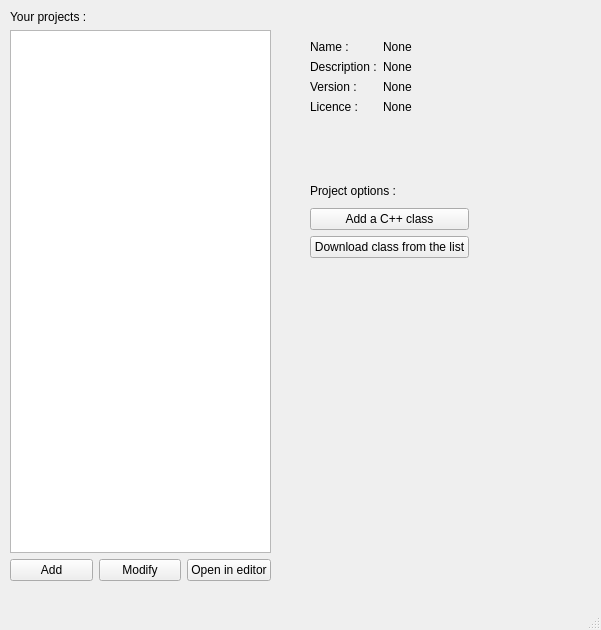
The window that mkpj-qt/mainwindow.ui (BaptisteP31/mkpj-qt) describes before a commit, drawn with Qt 5.
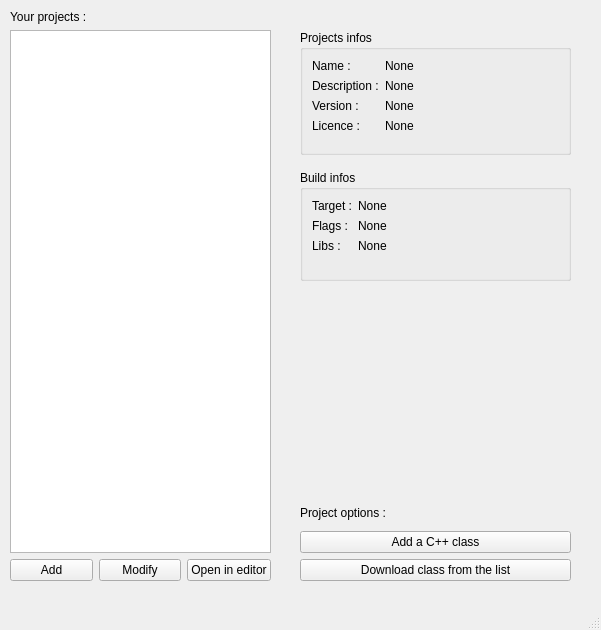
The same window after the commit.

Commit message: Adds makefile info labels

What changed in the file:
```diff
--- a/mkpj-qt/mainwindow.ui
+++ b/mkpj-qt/mainwindow.ui
@@ -14,74 +14,6 @@
    <string>MainWindow</string>
   </property>
   <widget class="QWidget" name="centralwidget">
-   <widget class="QWidget" name="formLayoutWidget">
-    <property name="geometry">
-     <rect>
-      <x>310</x>
-      <y>40</y>
-      <width>160</width>
-      <height>106</height>
-     </rect>
-    </property>
-    <layout class="QFormLayout" name="formLayout">
-     <item row="1" column="0">
-      <widget class="QLabel" name="descLabel">
-       <property name="text">
-        <string>Description :</string>
-       </property>
-      </widget>
-     </item>
-     <item row="1" column="1">
-      <widget class="QLabel" name="descLabelFill">
-       <property name="text">
-        <string>None</string>
-       </property>
-      </widget>
-     </item>
-     <item row="0" column="0">
-      <widget class="QLabel" name="label_2">
-       <property name="text">
-        <string>Name :</string>
-       </property>
-      </widget>
-     </item>
-     <item row="0" column="1">
-      <widget class="QLabel" name="nameLabelFill">
-       <property name="text">
-        <string>None</string>
-       </property>
-      </widget>
-     </item>
-     <item row="2" column="0">
-      <widget class="QLabel" name="label_6">
-       <property name="text">
-        <string>Version :</string>
-       </property>
-      </widget>
-     </item>
-     <item row="2" column="1">
-      <widget class="QLabel" name="versionLabelFill">
-       <property name="text">
-        <string>None</string>
-       </property>
-      </widget>
-     </item>
-     <item row="3" column="0">
-      <widget class="QLabel" name="licenceLabel">
-       <property name="text">
-        <string>Licence :</string>
-       </property>
-      </widget>
-     </item>
-     <item row="3" column="1">
-      <widget class="QLabel" name="licenceLabelFill">
-       <property name="text">
-        <string>None</string>
-       </property>
-      </widget>
-     </item>
-    </layout>
-   </widget>
    <widget class="QWidget" name="verticalLayoutWidget">
     <property name="geometry">
      <rect>
@@ -135,10 +67,10 @@
    <widget class="QWidget" name="verticalLayoutWidget_2">
     <property name="geometry">
      <rect>
-      <x>310</x>
-      <y>180</y>
-      <width>159</width>
-      <height>78</height>
+      <x>300</x>
+      <y>500</y>
+      <width>271</width>
+      <height>81</height>
      </rect>
     </property>
     <layout class="QVBoxLayout" name="verticalLayout_2">
@@ -165,6 +97,134 @@
      </item>
     </layout>
    </widget>
+   <widget class="QGroupBox" name="projectInfosBox">
+    <property name="geometry">
+     <rect>
+      <x>300</x>
+      <y>30</y>
+      <width>271</width>
+      <height>125</height>
+     </rect>
+    </property>
+    <property name="title">
+     <string>Projects infos</string>
+    </property>
+    <layout class="QFormLayout" name="formLayout_3">
+     <item row="0" column="0">
+      <widget class="QLabel" name="label_2">
+       <property name="text">
+        <string>Name :</string>
+       </property>
+      </widget>
+     </item>
+     <item row="0" column="1">
+      <widget class="QLabel" name="nameLabelFill">
+       <property name="text">
+        <string>None</string>
+       </property>
+      </widget>
+     </item>
+     <item row="1" column="0">
+      <widget class="QLabel" name="descLabel">
+       <property name="text">
+        <string>Description :</string>
+       </property>
+      </widget>
+     </item>
+     <item row="1" column="1">
+      <widget class="QLabel" name="descLabelFill">
+       <property name="text">
+        <string>None</string>
+       </property>
+      </widget>
+     </item>
+     <item row="2" column="0">
+      <widget class="QLabel" name="label_6">
+       <property name="text">
+        <string>Version :</string>
+       </property>
+      </widget>
+     </item>
+     <item row="2" column="1">
+      <widget class="QLabel" name="versionLabelFill">
+       <property name="text">
+        <string>None</string>
+       </property>
+      </widget>
+     </item>
+     <item row="3" column="0">
+      <widget class="QLabel" name="licenceLabel">
+       <property name="text">
+        <string>Licence :</string>
+       </property>
+      </widget>
+     </item>
+     <item row="3" column="1">
+      <widget class="QLabel" name="licenceLabelFill">
+       <property name="text">
+        <string>None</string>
+       </property>
+      </widget>
+     </item>
+    </layout>
+   </widget>
+   <widget class="QGroupBox" name="buildInofsGroup">
+    <property name="geometry">
+     <rect>
+      <x>300</x>
+      <y>170</y>
+      <width>271</width>
+      <height>111</height>
+     </rect>
+    </property>
+    <property name="title">
+     <string>Build infos</string>
+    </property>
+    <layout class="QFormLayout" name="formLayout_2">
+     <item row="0" column="0">
+      <widget class="QLabel" name="targetLabel">
+       <property name="text">
+        <string>Target :</string>
+       </property>
+      </widget>
+     </item>
+     <item row="0" column="1">
+      <widget class="QLabel" name="targetLabelFill">
+       <property name="text">
+        <string>None</string>
+       </property>
+      </widget>
+     </item>
+     <item row="1" column="0">
+      <widget class="QLabel" name="flagsLabel">
+       <property name="text">
+        <string>Flags :</string>
+       </property>
+      </widget>
+     </item>
+     <item row="1" column="1">
+      <widget class="QLabel" name="flagsLabelFill">
+       <property name="text">
+        <string>None</string>
+       </property>
+      </widget>
+     </item>
+     <item row="2" column="0">
+      <widget class="QLabel" name="libsLabel">
+       <property name="text">
+        <string>Libs :</string>
+       </property>
+      </widget>
+     </item>
+     <item row="2" column="1">
+      <widget class="QLabel" name="libsLabelFill">
+       <property name="text">
+        <string>None</string>
+       </property>
+      </widget>
+     </item>
+    </layout>
+   </widget>
   </widget>
   <widget class="QMenuBar" name="menubar">
    <property name="geometry">
```
The commit also changes 1 other file.
